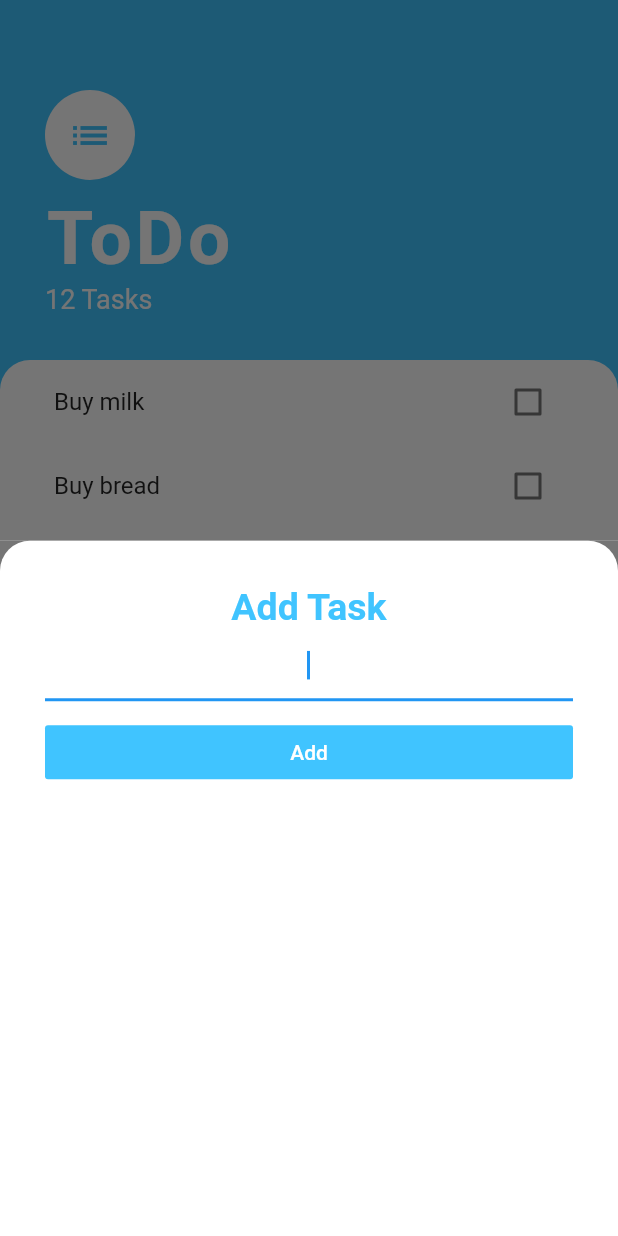
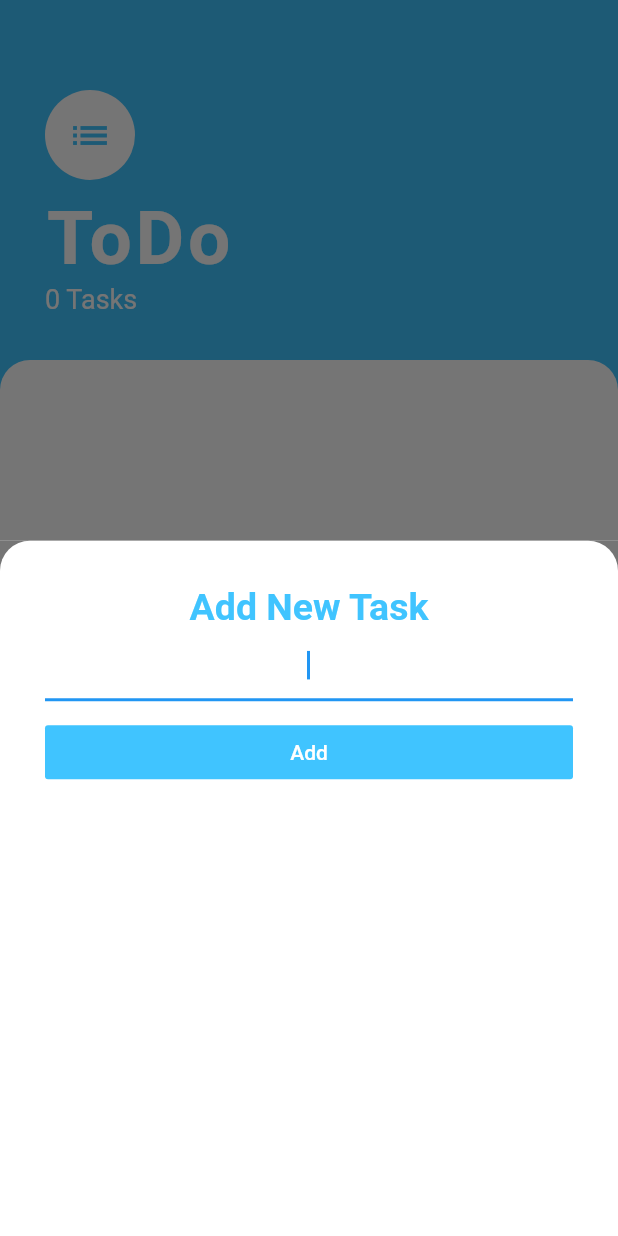
Before and after one commit to PratthamArora/todo_app, a Flutter app: the screen it shows after launch, after a tap on the "add" icon, on a phone screen of 412 x 824 dp. Run offline on Flutter 3.47's test engine with Material 2 defaults, Android fonts, the phone set to English and light mode, and no system bars.

Commit message:
add new tasks

```diff
--- a/lib/views/add_task.dart
+++ b/lib/views/add_task.dart
@@ -1,8 +1,14 @@
 import 'package:flutter/material.dart';
 
 class AddTask extends StatelessWidget {
+  final Function addTaskCallback;
+
+  AddTask(this.addTaskCallback);
+
   @override
   Widget build(BuildContext context) {
+    String newTaskTitle;
+
     return Container(
       color: Color(0xFF757575),
       child: Container(
@@ -18,7 +24,7 @@ class AddTask extends StatelessWidget {
           crossAxisAlignment: CrossAxisAlignment.stretch,
           children: <Widget>[
             Text(
-              'Add Task',
+              'Add New Task',
               textAlign: TextAlign.center,
               style: TextStyle(
                   color: Colors.lightBlueAccent,
@@ -28,6 +34,9 @@ class AddTask extends StatelessWidget {
             TextField(
               textAlign: TextAlign.center,
               autofocus: true,
+              onChanged: (newText) {
+                newTaskTitle = newText;
+              },
             ),
             SizedBox(
               height: 10.0,
@@ -36,7 +45,9 @@ class AddTask extends StatelessWidget {
               child: Text('Add'),
               textColor: Colors.white,
               color: Colors.lightBlueAccent,
-              onPressed: () {},
+              onPressed: () {
+                addTaskCallback(newTaskTitle);
+              },
             ),
           ],
         ),
--- a/lib/views/task_screen.dart
+++ b/lib/views/task_screen.dart
@@ -1,8 +1,17 @@
 import 'package:flutter/material.dart';
+import 'package:todoapp/model/task.dart';
 import 'package:todoapp/widgets/task_list.dart';
+
 import 'add_task.dart';
 
-class TaskScreen extends StatelessWidget {
+class TaskScreen extends StatefulWidget {
+  @override
+  _TaskScreenState createState() => _TaskScreenState();
+}
+
+class _TaskScreenState extends State<TaskScreen> {
+  List<Task> task = [];
+
   @override
   Widget build(BuildContext context) {
     return Scaffold(
@@ -15,7 +24,18 @@ class TaskScreen extends StatelessWidget {
         onPressed: () {
           showModalBottomSheet(
             context: context,
-            builder: (context) => AddTask(),
+            builder: (context) => AddTask(
+              (newTaskTitle) {
+                setState(
+                  () {
+                    task.add(
+                      Task(name: newTaskTitle, isDone: false),
+                    );
+                  },
+                );
+                Navigator.pop(context);
+              },
+            ),
           );
         },
       ),
@@ -51,7 +71,7 @@ class TaskScreen extends StatelessWidget {
                   ),
                 ),
                 Text(
-                  '12 Tasks',
+                  '${task.length} Tasks',
                   style: TextStyle(
                     color: Colors.white,
                     fontSize: 18.0,
@@ -63,7 +83,9 @@ class TaskScreen extends StatelessWidget {
           Expanded(
             child: Container(
               padding: EdgeInsets.symmetric(horizontal: 20.0),
-              child: TaskList(),
+              child: TaskList(
+                task: task,
+              ),
               decoration: BoxDecoration(
                 color: Colors.white,
                 borderRadius: BorderRadius.only(
--- a/lib/widgets/task_list.dart
+++ b/lib/widgets/task_list.dart
@@ -3,32 +3,30 @@ import 'package:todoapp/model/task.dart';
 import 'package:todoapp/widgets/task_tile.dart';
 
 class TaskList extends StatefulWidget {
+  final List<Task> task;
+
+  TaskList({this.task});
+
   @override
   _TaskListState createState() => _TaskListState();
 }
 
 class _TaskListState extends State<TaskList> {
-  List<Task> task = [
-    Task(name: 'Buy milk', isDone: false),
-    Task(name: 'Buy bread', isDone: false),
-    Task(name: 'Buy chips', isDone: false),
-  ];
-
   @override
   Widget build(BuildContext context) {
     return ListView.builder(
       itemBuilder: (context, index) {
         return TaskTile(
-          taskTitle: task[index].name,
-          isChecked: task[index].isDone,
+          taskTitle: widget.task[index].name,
+          isChecked: widget.task[index].isDone,
           checkBoxCallback: (checkboxState) {
             setState(() {
-              task[index].toggleDone();
+              widget.task[index].toggleDone();
             });
           },
         );
       },
-      itemCount: task.length,
+      itemCount: widget.task.length,
     );
   }
 }
```
